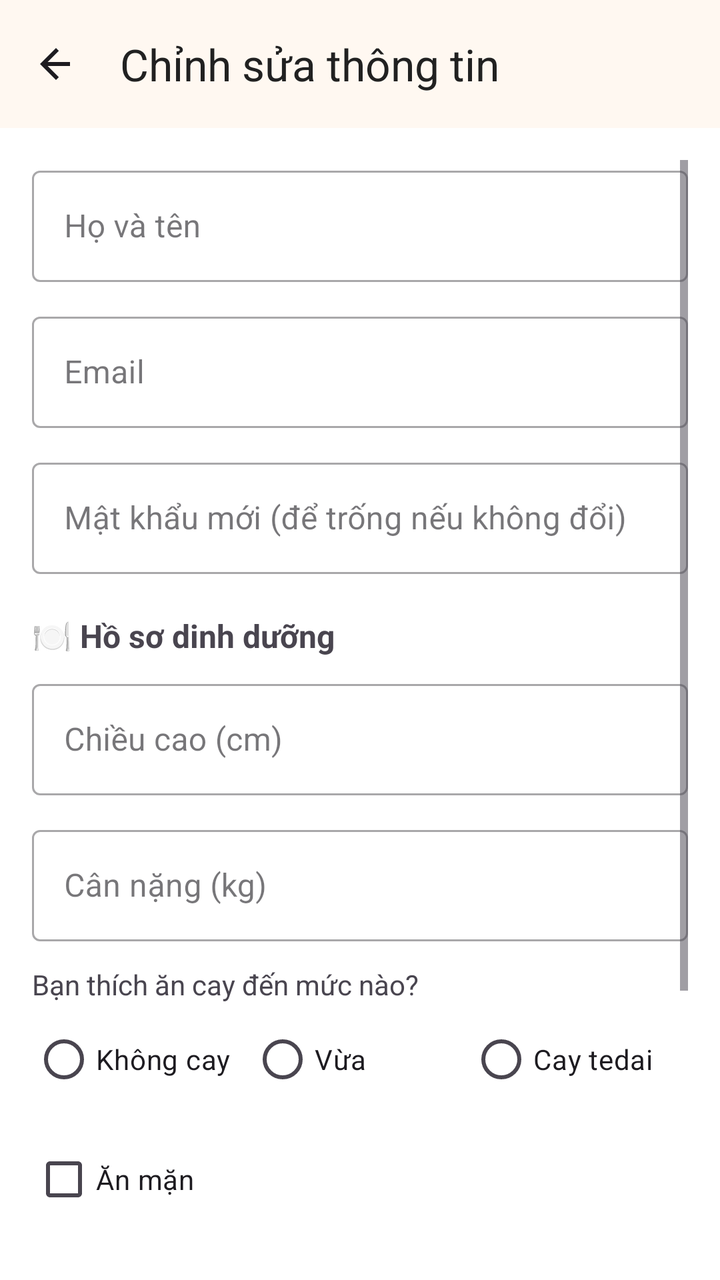
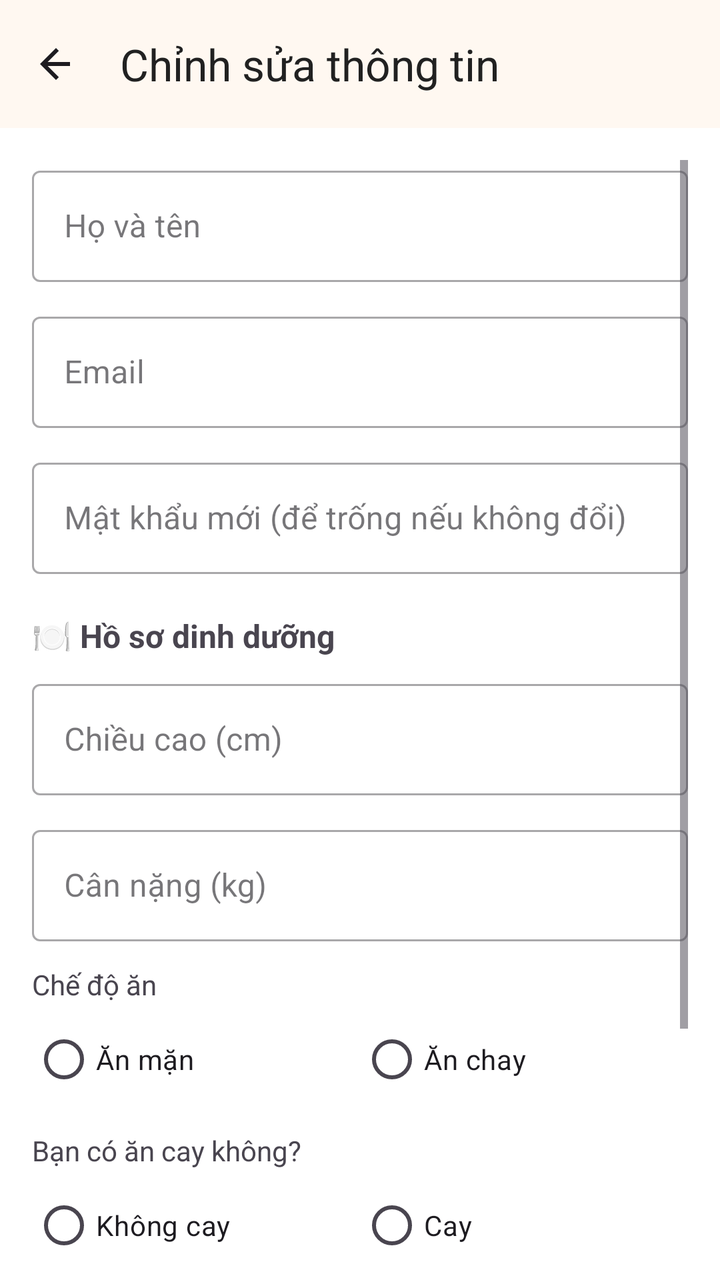

Screens rendered from an Android XML layout before and after an edit, with the pre-edit source and the edit as a unified diff.
<!-- AndroidManifest.xml: application theme Theme.Angiday -->
<!-- res/layout/activity_edit_pf.xml -->
<?xml version="1.0" encoding="utf-8"?>
<LinearLayout xmlns:android="http://schemas.android.com/apk/res/android"
    xmlns:app="http://schemas.android.com/apk/res-auto"
    android:layout_width="match_parent"
    android:layout_height="match_parent"
    android:orientation="vertical"
    android:background="@color/colorBackground">

    
    <com.google.android.material.appbar.MaterialToolbar
        android:id="@+id/topAppBar"
        style="@style/Widget.Material3.Toolbar"
        android:layout_width="match_parent"
        android:layout_height="?attr/actionBarSize"
        android:background="@color/colorSurface"
        android:elevation="4dp"
        app:title="Chỉnh sửa thông tin"
        app:titleTextColor="@color/colorOnSurface"
        app:navigationIcon="@drawable/ic_arrow_back_24" />

    
    <ScrollView
        android:layout_width="match_parent"
        android:layout_height="match_parent"
        android:padding="@dimen/padding_large">

        <LinearLayout
            android:layout_width="match_parent"
            android:layout_height="wrap_content"
            android:orientation="vertical">

            
            <com.google.android.material.textfield.TextInputLayout
                android:layout_width="match_parent"
                android:layout_height="wrap_content"
                android:hint="Họ và tên"
                style="@style/Widget.MaterialComponents.TextInputLayout.OutlinedBox">

                <com.google.android.material.textfield.TextInputEditText
                    android:id="@+id/edtName"
                    android:layout_width="match_parent"
                    android:layout_height="wrap_content"
                    android:inputType="textPersonName" />
            </com.google.android.material.textfield.TextInputLayout>

            <com.google.android.material.textfield.TextInputLayout
                android:layout_width="match_parent"
                android:layout_height="wrap_content"
                android:hint="Email"
                android:layout_marginTop="@dimen/margin_normal"
                style="@style/Widget.MaterialComponents.TextInputLayout.OutlinedBox">

                <com.google.android.material.textfield.TextInputEditText
                    android:id="@+id/edtEmail"
                    android:layout_width="match_parent"
                    android:layout_height="wrap_content"
                    android:inputType="textEmailAddress" />
            </com.google.android.material.textfield.TextInputLayout>

            <com.google.android.material.textfield.TextInputLayout
                android:layout_width="match_parent"
                android:layout_height="wrap_content"
                android:hint="Mật khẩu mới (để trống nếu không đổi)"
                android:layout_marginTop="@dimen/margin_normal"
                style="@style/Widget.MaterialComponents.TextInputLayout.OutlinedBox">

                <com.google.android.material.textfield.TextInputEditText
                    android:id="@+id/edtPassword"
                    android:layout_width="match_parent"
                    android:layout_height="wrap_content"
                    android:inputType="textPassword" />
            </com.google.android.material.textfield.TextInputLayout>

            
            <TextView
                android:layout_width="wrap_content"
                android:layout_height="wrap_content"
                android:text="🍽️ Hồ sơ dinh dưỡng"
                android:textStyle="bold"
                android:textSize="16sp"
                android:layout_marginTop="@dimen/margin_large"
                android:layout_marginBottom="@dimen/margin_small" />

            
            <com.google.android.material.textfield.TextInputLayout
                android:layout_width="match_parent"
                android:layout_height="wrap_content"
                android:hint="Chiều cao (cm)"
                style="@style/Widget.MaterialComponents.TextInputLayout.OutlinedBox">

                <com.google.android.material.textfield.TextInputEditText
                    android:id="@+id/edtHeight"
                    android:layout_width="match_parent"
                    android:layout_height="wrap_content"
                    android:inputType="numberDecimal" />
            </com.google.android.material.textfield.TextInputLayout>

            
            <com.google.android.material.textfield.TextInputLayout
                android:layout_width="match_parent"
                android:layout_height="wrap_content"
                android:hint="Cân nặng (kg)"
                android:layout_marginTop="@dimen/margin_normal"
                style="@style/Widget.MaterialComponents.TextInputLayout.OutlinedBox">

                <com.google.android.material.textfield.TextInputEditText
                    android:id="@+id/edtWeight"
                    android:layout_width="match_parent"
                    android:layout_height="wrap_content"
                    android:inputType="numberDecimal" />
            </com.google.android.material.textfield.TextInputLayout>

            
            <TextView
                android:layout_width="wrap_content"
                android:layout_height="wrap_content"
                android:text="Bạn thích ăn cay đến mức nào?"
                android:textSize="14sp"
                android:layout_marginTop="@dimen/margin_normal"
                android:layout_marginBottom="4dp" />

            <RadioGroup
                android:id="@+id/rgSpicy"
                android:layout_width="match_parent"
                android:layout_height="wrap_content"
                android:orientation="horizontal">

                <com.google.android.material.radiobutton.MaterialRadioButton
                    android:id="@+id/rb_low"
                    android:layout_width="0dp"
                    android:layout_height="wrap_content"
                    android:layout_weight="1"
                    android:text="Không cay" />

                <com.google.android.material.radiobutton.MaterialRadioButton
                    android:id="@+id/rb_medium"
                    android:layout_width="0dp"
                    android:layout_height="wrap_content"
                    android:layout_weight="1"
                    android:text="Vừa" />

                <com.google.android.material.radiobutton.MaterialRadioButton
                    android:id="@+id/rb_high"
                    android:layout_width="0dp"
                    android:layout_height="wrap_content"
                    android:layout_weight="1"
                    android:text="Cay tedai" />
            </RadioGroup>

            
            <com.google.android.material.checkbox.MaterialCheckBox
                android:id="@+id/cbPreferMeat"
                android:layout_width="wrap_content"
                android:layout_height="wrap_content"
                android:text="Ăn mặn"
                android:layout_marginTop="@dimen/margin_normal" />

            <com.google.android.material.checkbox.MaterialCheckBox
                android:id="@+id/cbPreferVeg"
                android:layout_width="wrap_content"
                android:layout_height="wrap_content"
                android:text="Ăn chay"
                android:layout_marginTop="@dimen/margin_small" />

            
            <com.google.android.material.textfield.TextInputLayout
                android:layout_width="match_parent"
                android:layout_height="wrap_content"
                android:hint="Dị ứng (VD: đậu phộng, sữa - cách nhau bằng dấu phẩy)"
                android:layout_marginTop="@dimen/margin_normal"
                style="@style/Widget.MaterialComponents.TextInputLayout.OutlinedBox">

                <com.google.android.material.textfield.TextInputEditText
                    android:id="@+id/edtAllergies"
                    android:layout_width="match_parent"
                    android:layout_height="wrap_content"
                    android:inputType="text" />
            </com.google.android.material.textfield.TextInputLayout>

            
            <com.google.android.material.button.MaterialButton
                android:id="@+id/btnSave"
                android:layout_width="match_parent"
                android:layout_height="56dp"
                android:text="Lưu thay đổi"
                android:textAllCaps="false"
                android:layout_marginTop="@dimen/margin_large"
                app:cornerRadius="12dp"
                android:backgroundTint="@color/colorPrimary"
                android:textColor="@color/colorOnPrimary" />

        </LinearLayout>
    </ScrollView>
</LinearLayout>
<!-- resources referenced by this layout -->
<resources>
  <color name="colorBackground">#FFFFFF</color>
  <color name="colorOnPrimary">#FFFFFF</color>
  <color name="colorOnSurface">#212121</color>
  <color name="colorPrimary">#FF6F3C</color>
  <color name="colorSurface">#FFF8F1</color>
  <dimen name="margin_large">20dp</dimen>
  <dimen name="margin_normal">12dp</dimen>
  <dimen name="margin_small">8dp</dimen>
  <dimen name="padding_large">16dp</dimen>
  <!-- drawable ic_arrow_back_24 (drawable) -->
  <?xml version="1.0" encoding="utf-8"?>
  <vector xmlns:android="http://schemas.android.com/apk/res/android"
      android:width="24dp"
      android:height="24dp"
      android:viewportWidth="24"
      android:viewportHeight="24"
      android:tint="?attr/colorOnSurface">
  
      
      <path
          android:fillColor="@android:color/black"
          android:pathData="M19,11H7.83l5.59,-5.59L12,4l-8,8 8,8 1.41,-1.41L7.83,13H19v-2z"/>
  </vector>
  <style name="Theme.Angiday" parent="Base.Theme.Angiday" />
  <style name="Base.Theme.Angiday" parent="Theme.Material3.DayNight.NoActionBar">
          
          
      </style>
</resources>

<!-- the commit's change to res/layout/activity_edit_pf.xml (unified diff, before → after) -->
@@ -109,12 +109,41 @@
                     android:layout_height="wrap_content"
                     android:inputType="numberDecimal" />
             </com.google.android.material.textfield.TextInputLayout>
-
             
             <TextView
                 android:layout_width="wrap_content"
                 android:layout_height="wrap_content"
-                android:text="Bạn thích ăn cay đến mức nào?"
+                android:text="Chế độ ăn"
+                android:textSize="14sp"
+                android:layout_marginTop="@dimen/margin_normal"
+                android:layout_marginBottom="4dp" />
+
+            <RadioGroup
+                android:id="@+id/rgDiet"
+                android:layout_width="match_parent"
+                android:layout_height="wrap_content"
+                android:orientation="horizontal">
+
+                <com.google.android.material.radiobutton.MaterialRadioButton
+                    android:id="@+id/rb_meat"
+                    android:layout_width="0dp"
+                    android:layout_height="wrap_content"
+                    android:layout_weight="1"
+                    android:text="Ăn mặn" />
+
+                <com.google.android.material.radiobutton.MaterialRadioButton
+                    android:id="@+id/rb_veg"
+                    android:layout_width="0dp"
+                    android:layout_height="wrap_content"
+                    android:layout_weight="1"
+                    android:text="Ăn chay" />
+            </RadioGroup>
+
+            
+            <TextView
+                android:layout_width="wrap_content"
+                android:layout_height="wrap_content"
+                android:text="Bạn có ăn cay không?"
                 android:textSize="14sp"
                 android:layout_marginTop="@dimen/margin_normal"
                 android:layout_marginBottom="4dp" />
@@ -133,34 +162,13 @@
                     android:text="Không cay" />
 
                 <com.google.android.material.radiobutton.MaterialRadioButton
-                    android:id="@+id/rb_medium"
-                    android:layout_width="0dp"
-                    android:layout_height="wrap_content"
-                    android:layout_weight="1"
-                    android:text="Vừa" />
-
-                <com.google.android.material.radiobutton.MaterialRadioButton
                     android:id="@+id/rb_high"
                     android:layout_width="0dp"
                     android:layout_height="wrap_content"
                     android:layout_weight="1"
-                    android:text="Cay tedai" />
+                    android:text="Cay" />
             </RadioGroup>
 
-            
-            <com.google.android.material.checkbox.MaterialCheckBox
-                android:id="@+id/cbPreferMeat"
-                android:layout_width="wrap_content"
-                android:layout_height="wrap_content"
-                android:text="Ăn mặn"
-                android:layout_marginTop="@dimen/margin_normal" />
-
-            <com.google.android.material.checkbox.MaterialCheckBox
-                android:id="@+id/cbPreferVeg"
-                android:layout_width="wrap_content"
-                android:layout_height="wrap_content"
-                android:text="Ăn chay"
-                android:layout_marginTop="@dimen/margin_small" />
 
             
             <com.google.android.material.textfield.TextInputLayout
